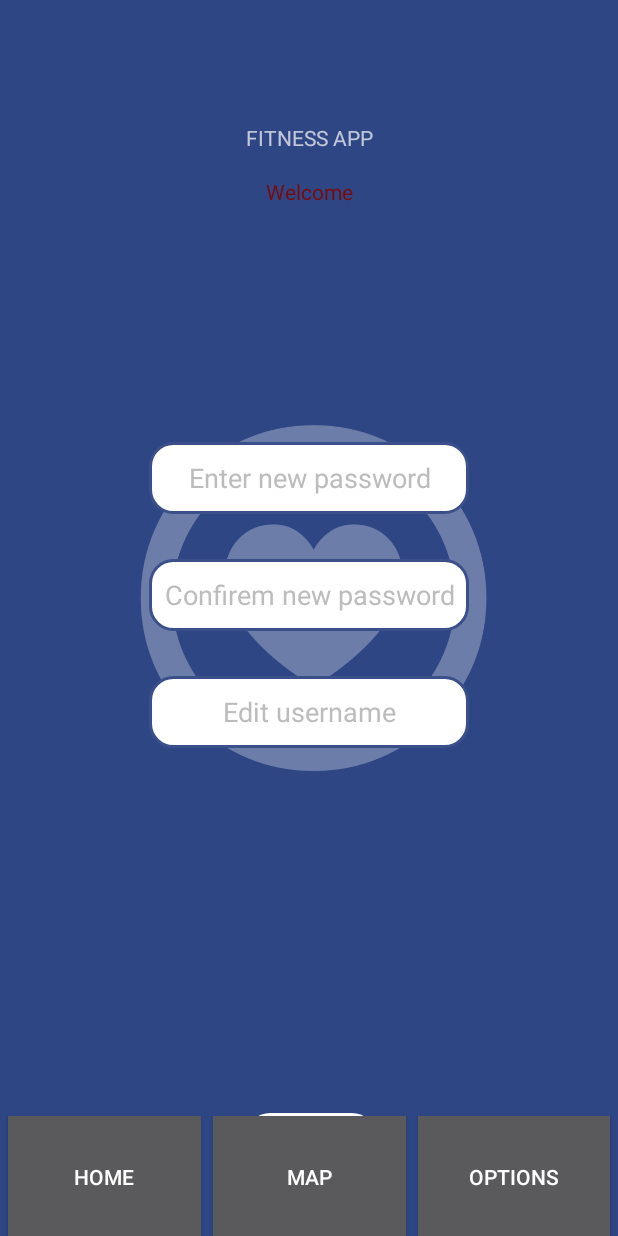
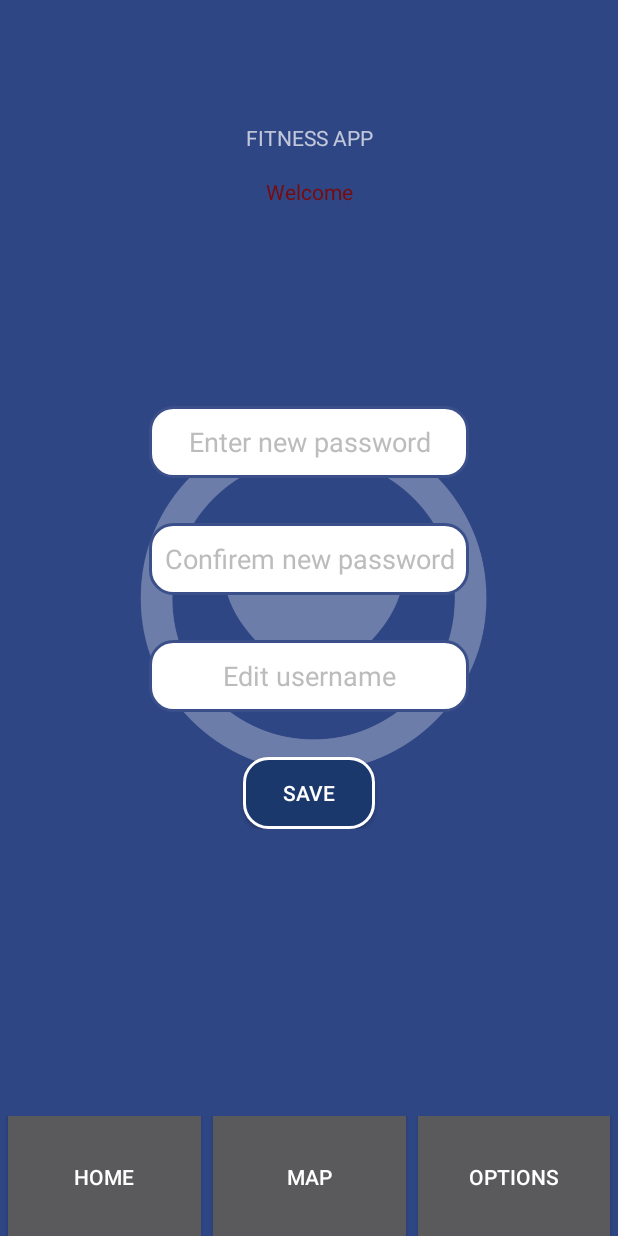
Before and after one commit to elberra0/GroupAssessmentProject, an Android app: the fragment EditDataFragment placed in its activity, on a phone screen of 412 x 824 dp. Run offline under Robolectric (Android 15) with nearby library versions, the phone set to English and light mode, and no system bars; 1 statement that could not run was skipped.

Commit message:
Edit data fix

```diff
--- a/app/src/main/java/com/example/groupassessmentproject/LogInFragment.kt
+++ b/app/src/main/java/com/example/groupassessmentproject/LogInFragment.kt
@@ -83,6 +83,7 @@ class LogInFragment : Fragment() {
                                 .replace(R.id.fragment_sign_in, editDataFragment)
                                 .commit()*/
                             val intent = Intent(requireActivity(), MainActivity::class.java)
+                            intent.putExtra("username",view.etLoginUser.text.toString())
                             startActivity(intent)
                         }
                     })
@@ -98,10 +99,6 @@ class LogInFragment : Fragment() {
                 view.tvAlertMessage.text = "USUARIO NO ENCONTRADO NECESITAS REGISTRARTE"
             }
         }
-    }
-
-    private fun logInChangeFragment(){
-        //TODO: GO DIRECTLY TO EDIT DATA FRAGMENT BECAUSE WE DONT HAVE ANYTHING ELSE YET
     }
 
     private fun loadSignInFragment(view: FragmentLogInBinding){
--- a/app/src/main/java/com/example/groupassessmentproject/MainActivity.kt
+++ b/app/src/main/java/com/example/groupassessmentproject/MainActivity.kt
@@ -2,10 +2,12 @@ package com.example.groupassessmentproject
 
 import android.os.Bundle
 import androidx.appcompat.app.AppCompatActivity
+class MainActivity : AppCompatActivity() {
+    var currentUsername = ""
 
-class MainActivity : AppCompatActivity() {
     override fun onCreate(savedInstanceState: Bundle?) {
         super.onCreate(savedInstanceState)
+        currentUsername = intent.getStringExtra("username").toString()
         setContentView(R.layout.activity_main)
     }
 }
--- a/app/src/main/java/com/example/groupassessmentproject/NavigationBarFragment.kt
+++ b/app/src/main/java/com/example/groupassessmentproject/NavigationBarFragment.kt
@@ -12,10 +12,10 @@ class NavigationBarFragment : Fragment() {
     override fun onCreateView(inflater: LayoutInflater, container: ViewGroup?, savedInstanceState: Bundle?): View
     {
         val view = FragmentNavigationBarBinding.inflate(inflater, container, false)
+        val fragmentManager = requireActivity().supportFragmentManager
 
         view.btnHome.setOnClickListener{
             val homeFragment = FormFragment()
-            val fragmentManager = requireActivity().supportFragmentManager
 
             fragmentManager.beginTransaction()
                 .replace(R.id.main_view_fragment, homeFragment)
@@ -24,7 +24,6 @@ class NavigationBarFragment : Fragment() {
 
         view.btnOptions.setOnClickListener{
             val editDataFragment = EditDataFragment()
-            val fragmentManager = requireActivity().supportFragmentManager
 
             fragmentManager.beginTransaction()
             .replace(R.id.main_view_fragment, editDataFragment)
@@ -33,7 +32,6 @@ class NavigationBarFragment : Fragment() {
 
         view.btnMap.setOnClickListener{
             val mapFragment = MapGymFragment()
-            val fragmentManager = requireActivity().supportFragmentManager
 
             fragmentManager.beginTransaction()
                 .replace(R.id.main_view_fragment, mapFragment)
--- a/app/src/main/java/com/example/groupassessmentproject/Utils.kt
+++ b/app/src/main/java/com/example/groupassessmentproject/Utils.kt
@@ -4,6 +4,7 @@ import android.widget.Button
 import android.widget.EditText
 import android.widget.ImageView
 import android.widget.TextView
+import androidx.constraintlayout.widget.ConstraintLayout
 
 class Utils {
     fun fadeInImageViewAnimationCustom(image: ImageView, duration:Long, alpha:Float){
@@ -23,6 +24,7 @@ class Utils {
         btn.animate().alpha(alpha).setDuration(duration)
     }
 
+    fun fadeOutConstrainLayout(layout:ConstraintLayout,duration:Long){ layout.animate().alpha(0f).setDuration(duration) }
     fun fadeOutImageViewAnimationCustom(image: ImageView, duration:Long){ image.animate().alpha(0f).setDuration(duration) }
     fun fadeOutEditTextAnimationCustom(editText: EditText, duration:Long){ editText.animate().alpha(0f).setDuration(duration) }
     fun fadeOutTextViewAnimationCustom(textView: TextView, duration:Long){ textView.animate().alpha(0f).setDuration(duration) }
--- a/app/src/main/res/layout/fragment_edit_data.xml
+++ b/app/src/main/res/layout/fragment_edit_data.xml
@@ -123,24 +123,18 @@
                     app:layout_constraintVertical_bias="0.326"
                     tools:ignore="LabelFor,TextContrastCheck" />
 
+                <Button
+                    android:id="@+id/btnSaveData"
+                    android:layout_width="wrap_content"
+                    android:layout_height="wrap_content"
+                    android:background="@drawable/button_style"
+                    android:text="@string/save"
+                    android:tint="@null" />
+
             </LinearLayout>
         </ScrollView>
     </FrameLayout>
 
-
-    <Button
-        android:id="@+id/btnSaveData"
-        android:layout_width="wrap_content"
-        android:layout_height="wrap_content"
-        android:background="@drawable/button_style"
-        android:text="@string/save"
-        android:tint="@null"
-        app:layout_constraintBottom_toBottomOf="parent"
-        app:layout_constraintEnd_toEndOf="parent"
-        app:layout_constraintHorizontal_bias="0.504"
-        app:layout_constraintStart_toStartOf="parent"
-        app:layout_constraintTop_toTopOf="parent"
-        app:layout_constraintVertical_bias="0.956" />
 
     <TextView
         android:id="@+id/tvAppName"
--- a/app/src/main/res/layout/fragment_sign_in.xml
+++ b/app/src/main/res/layout/fragment_sign_in.xml
@@ -36,7 +36,7 @@
         android:inputType="textPassword"
         android:minHeight="48dp"
         android:textAlignment="center"
-        android:textColor="@color/white"
+        android:textColor="@color/black"
         android:textColorHint="@color/hintColor"
         app:layout_constraintBottom_toBottomOf="parent"
         app:layout_constraintEnd_toEndOf="parent"
@@ -57,7 +57,7 @@
         android:inputType="textPassword"
         android:minHeight="48dp"
         android:textAlignment="center"
-        android:textColor="@color/white"
+        android:textColor="@color/black"
         android:textColorHint="@color/hintColor"
         app:layout_constraintBottom_toBottomOf="parent"
         app:layout_constraintEnd_toEndOf="parent"
@@ -78,7 +78,7 @@
         android:inputType="text"
         android:minHeight="48dp"
         android:textAlignment="center"
-        android:textColor="@color/white"
+        android:textColor="@color/black"
         android:textColorHint="@color/hintColor"
         app:layout_constraintBottom_toBottomOf="parent"
         app:layout_constraintEnd_toEndOf="parent"
```
Also changed, not shown: app/src/main/java/com/example/groupassessmentproject/EditDataFragment.kt (+13 -10 lines).
